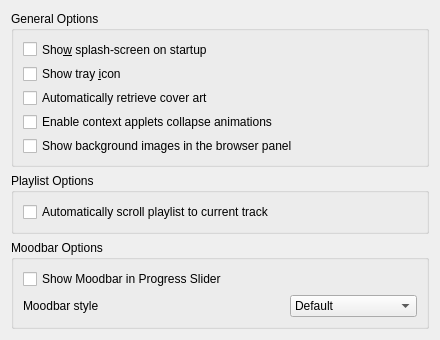
Above: src/configdialog/dialogs/GeneralConfig.ui from KDE/amarok before the change. Below: the same form after it.
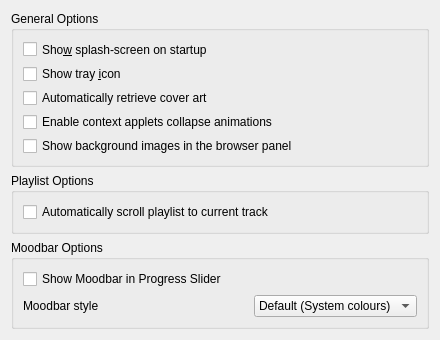
That is the form after the change.

Commit message:
Moodbar: Re-add old "Normal" style
Re-add the old pre-2.4.0 "Normal" moodbar style as a fifth option in the
moodbar style selection dialog. Also changed the hardcoded numerical
values in MoodbarManager.cpp to an Enum.
FIXED-IN: 2.5

Diff of the .ui file:
```diff
--- a/src/configdialog/dialogs/GeneralConfig.ui
+++ b/src/configdialog/dialogs/GeneralConfig.ui
@@ -138,7 +138,7 @@
         </property>
         <item>
          <property name="text">
-          <string>Default</string>
+          <string>Default (System colours)</string>
          </property>
         </item>
         <item>
```
Left out of the diff: 5 changed lines with no effect on the pictures. The commit also changes 2 other files.
